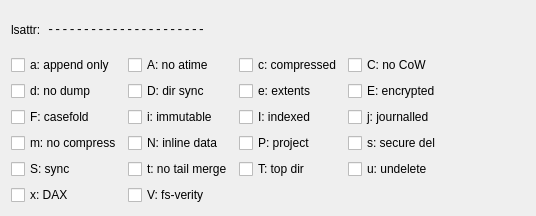
Qt form src/kde/xattr/LinuxAttrView.ui (GerbilSoft/rom-properties) before a commit.
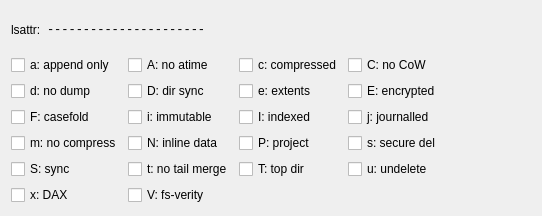
The same form after that commit.

```diff
--- a/src/kde/xattr/LinuxAttrView.ui
+++ b/src/kde/xattr/LinuxAttrView.ui
@@ -6,7 +6,7 @@
    <rect>
     <x>0</x>
     <y>0</y>
-    <width>536</width>
+    <width>542</width>
     <height>216</height>
    </rect>
   </property>
```
Left out of the diff: 2 changed lines with no effect on the pictures.
